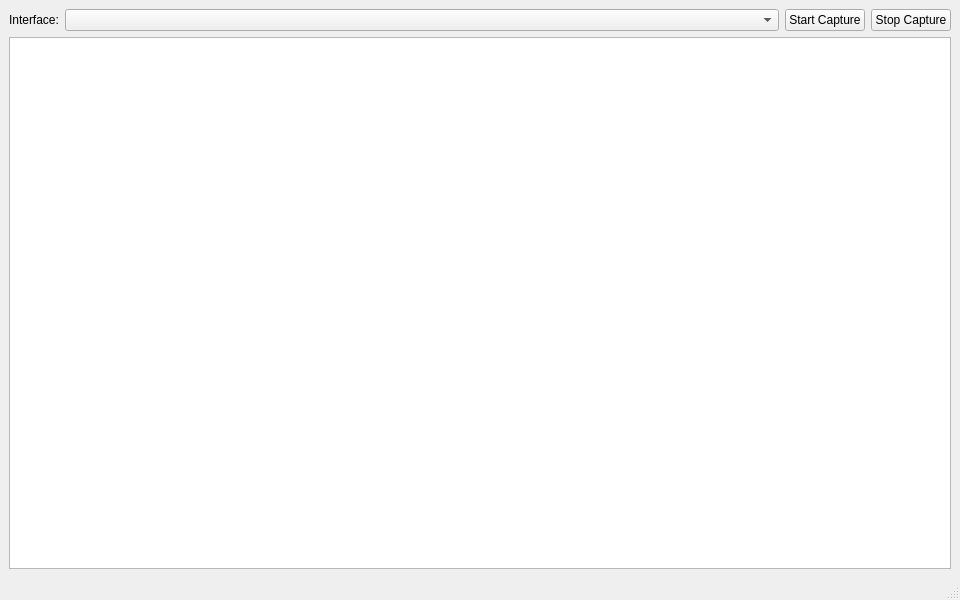
Qt form src/mainwindow.ui (AbdulatifYusupov/TrafficSNF) before a commit.
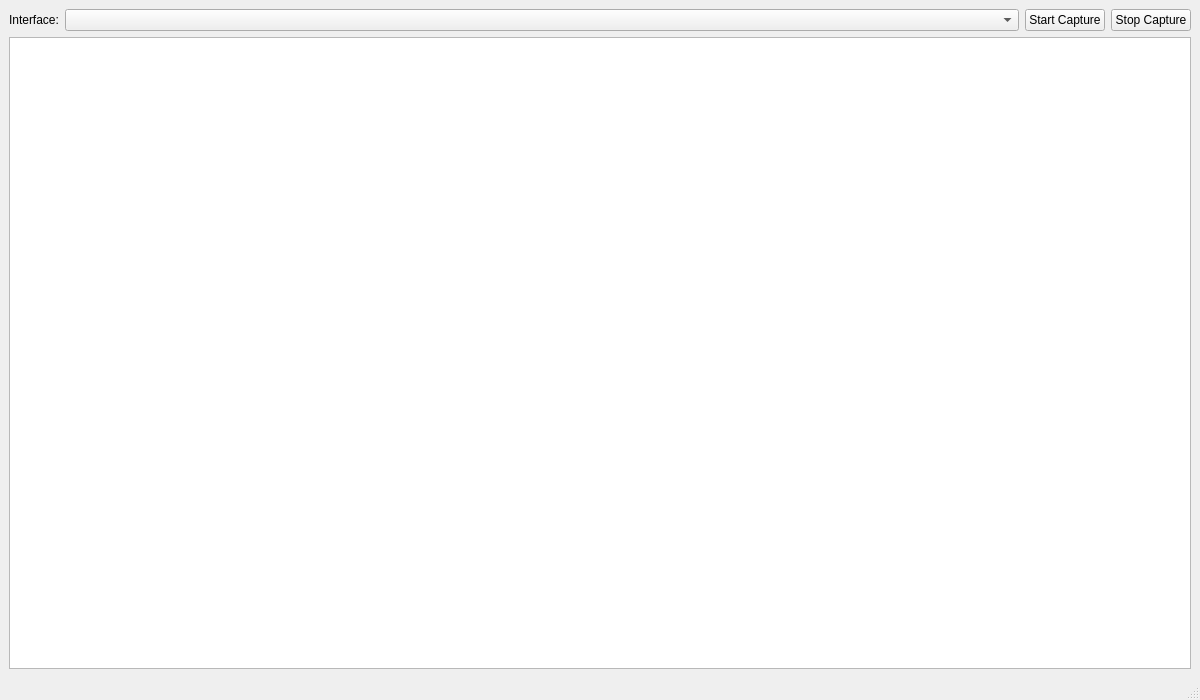
The same form after that commit.

Commit message: feat: implement packet parser and table model

```diff
--- a/src/mainwindow.ui
+++ b/src/mainwindow.ui
@@ -6,8 +6,8 @@
    <rect>
     <x>0</x>
     <y>0</y>
-    <width>960</width>
-    <height>600</height>
+    <width>1200</width>
+    <height>700</height>
    </rect>
   </property>
   <property name="windowTitle">
@@ -51,7 +51,7 @@
      </layout>
     </item>
     <item>
-     <widget class="QTableWidget" name="tablePackets"/>
+     <widget class="QTableView" name="tablePackets"/>
     </item>
    </layout>
   </widget>
```
The commit also changes 10 other files.
